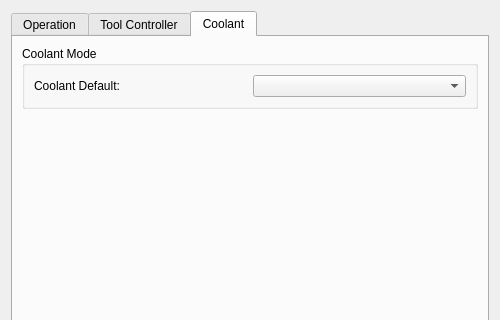
Old version of the form src/Mod/Path/Gui/Resources/panels/SetupGlobal.ui in the repository berndhahnebach/All_FreeCAD; both pictures show x 0 to 500 and y 0 to 320 of the 500 by 721 pixel window.
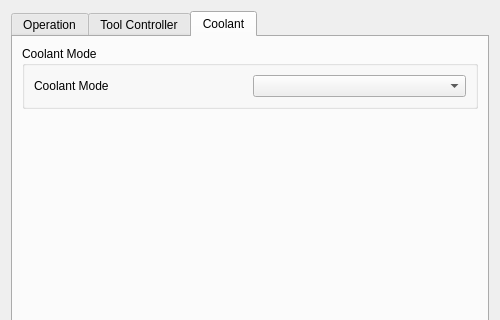
New version of the form. The open tabs and pages were chosen to show the change. Custom widgets are drawn as their Qt base class.

Commit message:
Change the coolant label on the setupsheet
... to be consistent with the rest of the forms.

The edit to the form file:
```diff
--- a/src/Mod/Path/Gui/Resources/panels/SetupGlobal.ui
+++ b/src/Mod/Path/Gui/Resources/panels/SetupGlobal.ui
@@ -244,7 +244,7 @@
           <item row="0" column="0">
            <widget class="QLabel" name="label_10">
             <property name="text">
-             <string>Coolant Default:</string>
+             <string>Coolant Mode</string>
             </property>
            </widget>
           </item>
```
